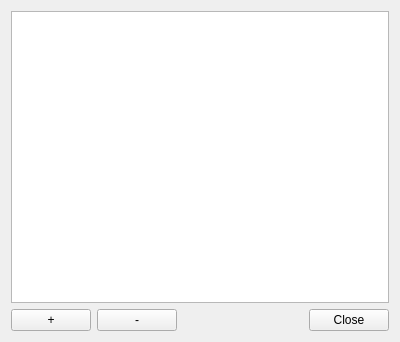
dseredyn/rqt_agent, file resource/GraphVis.ui: the form before one commit.
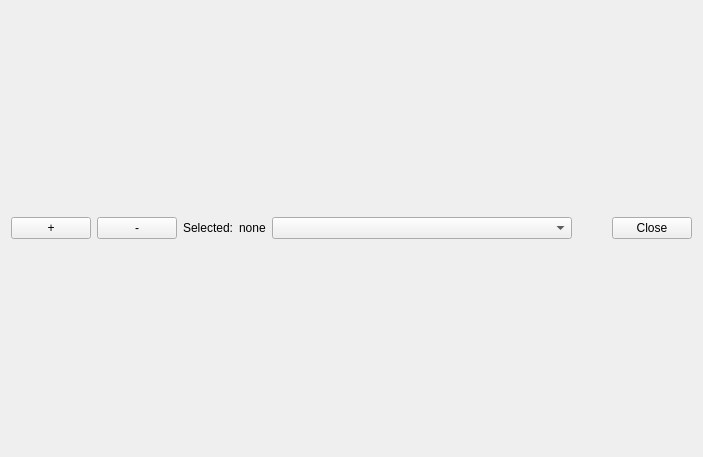
The form after the commit.

Commit message: connection visualization

Diff of the .ui file:
```diff
--- a/resource/GraphVis.ui
+++ b/resource/GraphVis.ui
@@ -6,8 +6,8 @@
    <rect>
     <x>0</x>
     <y>0</y>
-    <width>400</width>
-    <height>342</height>
+    <width>703</width>
+    <height>457</height>
    </rect>
   </property>
   <property name="windowTitle">
@@ -15,10 +15,7 @@
   </property>
   <layout class="QVBoxLayout" name="verticalLayout">
    <item>
-    <widget class="QGraphicsView" name="graphicsView"/>
-   </item>
-   <item>
-    <layout class="QHBoxLayout" name="horizontalLayout" stretch="0,0,0,0">
+    <layout class="QHBoxLayout" name="horizontalLayout" stretch="0,0,0,0,0,0,0">
      <property name="bottomMargin">
       <number>0</number>
      </property>
@@ -36,6 +33,39 @@
        </property>
       </widget>
      </item>
+     <item>
+      <widget class="QLabel" name="label">
+       <property name="text">
+        <string>Selected:</string>
+       </property>
+      </widget>
+     </item>
+     <item>
+      <widget class="QLabel" name="labelSelectedComponent">
+       <property name="text">
+        <string>none</string>
+       </property>
+      </widget>
+     </item>
+     <item>
+      <widget class="QComboBox" name="comboBoxConnections">
+       <property name="sizePolicy">
+        <sizepolicy hsizetype="Preferred" vsizetype="Fixed">
+         <horstretch>0</horstretch>
+         <verstretch>0</verstretch>
+        </sizepolicy>
+       </property>
+       <property name="minimumSize">
+        <size>
+         <width>300</width>
+         <height>0</height>
+        </size>
+       </property>
+       <property name="frame">
+        <bool>true</bool>
+       </property>
+      </widget>
+     </item>
      <item>
       <spacer name="horizontalSpacer">
        <property name="orientation">
```
The commit also changes 1 other file.
